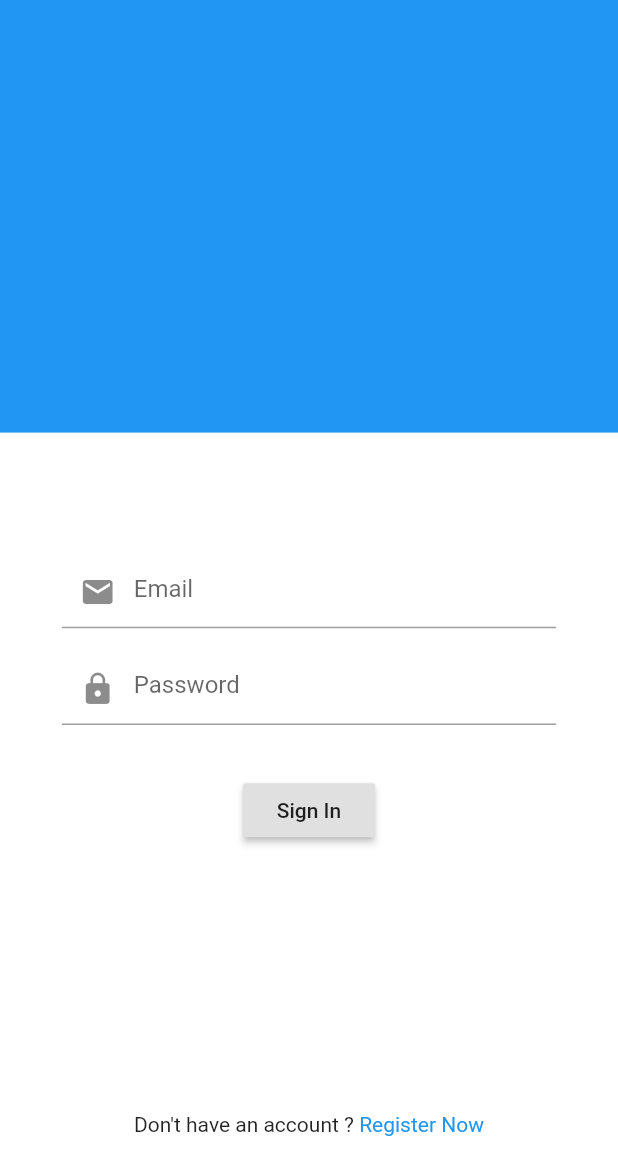
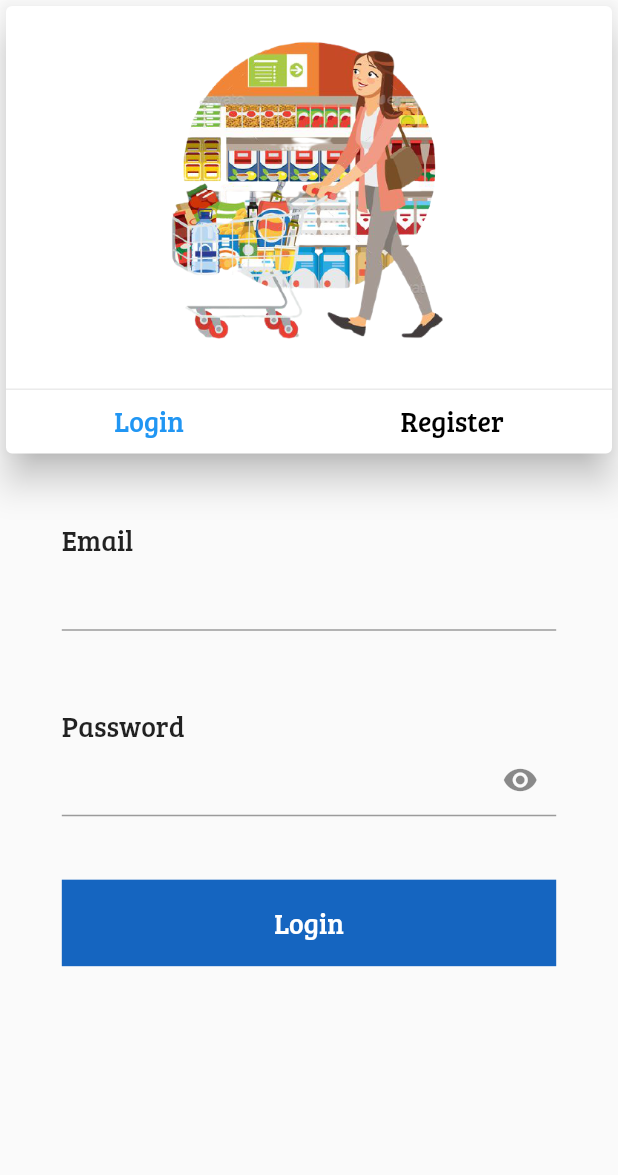
Before and after one commit to swaadheenta/Online_grocery_app, a Flutter app: the screen it shows after launch, on a phone screen of 412 x 824 dp. Shown: the top 1175 px of the screen. Run offline on Flutter 3.47's test engine with Material 2 defaults, Android fonts, the phone set to English and light mode, and no system bars; our stand-ins replace carousel_pro, cloud_firestore, firebase_auth, firebase_core; accounts and stored records are empty.

Commit message:
Login and signup page modified !!

```diff
--- a/lib/Authentication/Login.dart
+++ b/lib/Authentication/Login.dart
@@ -36,7 +36,7 @@ class _LoginScreenState extends State<LoginScreen> {
               height: displayHeight(context) * 0.65,
               width: displayWidth(context) * 1.0,
               color: Colors.white,
-              child: Form(
+              child:Form (
                 key: _formkey,
                 child: Column(
                   children: [
--- /dev/null
+++ b/lib/Authentication/firstscreen.dart
@@ -0,0 +1,204 @@
+import 'package:Online_grocery_app/Authentication/Register.dart';
+import 'package:Online_grocery_app/Authentication/auth.dart';
+import 'package:Online_grocery_app/Authentication/signup.dart';
+import 'package:Online_grocery_app/Helpers/Devicesize.dart';
+import 'package:Online_grocery_app/home.dart';
+import 'package:flutter/material.dart';
+
+class first extends StatefulWidget {
+  first({Key key}) : super(key: key);
+
+  @override
+  _firstState createState() => _firstState();
+}
+
+class _firstState extends State<first> {
+  bool loginisselected = true;
+  final AuthService _auth = AuthService();
+  final _formkey = GlobalKey<FormState>();
+  String email = "";
+  String password = "";
+  String error = " ";
+  bool _obscureText = true;
+  void _toggle() {
+    setState(() {
+      _obscureText = !_obscureText;
+    });
+  }
+
+  @override
+  Widget build(BuildContext context) {
+    return Scaffold(
+        body: ListView(children: [
+      Card(
+          elevation: 10.0,
+          child: Container(
+              height: displayHeight(context) * 0.362,
+              child: Column(
+                children: [
+                  Container(
+                      height: displayHeight(context) * 0.3,
+                      width: displayWidth(context),
+                      // width: displayWidth(context) * 0.6,
+                      child: Image(image: AssetImage("images/i1.png"))),
+                  Divider(
+                    height: displayHeight(context) * 0.02,
+                  ),
+                  Row(
+                    mainAxisAlignment: MainAxisAlignment.spaceAround,
+                    children: [
+                      GestureDetector(
+                          onTap: () {
+                            setState(() {
+                              if (loginisselected == false)
+                                loginisselected = true;
+                            });
+                          },
+                          child: Text(
+                            "Login",
+                            style: TextStyle(
+                                color: loginisselected
+                                    ? Colors.blue
+                                    : Colors.black,
+                                fontFamily: "Breeserif",
+                                fontSize: displayWidth(context) * 0.045),
+                          )),
+                      GestureDetector(
+                          onTap: () {
+                            setState(() {
+                              loginisselected = false;
+                            });
+                            Navigator.push(
+                                context,
+                                MaterialPageRoute(
+                                    builder: (context) => signup()));
+                          },
+                          child: Text(
+                            "Register",
+                            style: TextStyle(
+                                color: !loginisselected
+                                    ? Colors.blue
+                                    : Colors.black,
+                                fontFamily: "Breeserif",
+                                fontSize: displayWidth(context) * 0.045),
+                          )),
+                    ],
+                  )
+                ],
+              ))),
+      loginisselected
+          ? Container(
+              height: displayHeight(context) * 0.638,
+              width: displayWidth(context),
+              child: Form(
+                key: _formkey,
+                child: Column(
+                  children: [
+                    SizedBox(
+                      height: displayHeight(context) * 0.05,
+                      width: displayWidth(context),
+                    ),
+                    Container(
+                      height: displayHeight(context) * 0.1,
+                      width: displayWidth(context) * 0.8,
+                      child: Column(
+                        mainAxisAlignment: MainAxisAlignment.start,
+                        crossAxisAlignment: CrossAxisAlignment.start,
+                        children: [
+                          Text(
+                            "Email",
+                            style: TextStyle(
+                                fontFamily: "Breeserif",
+                                fontSize: displayWidth(context) * 0.045),
+                          ),
+                          TextFormField(
+                            validator: (val) =>
+                                val.isEmpty ? "Enter an email" : null,
+                            decoration: InputDecoration(
+
+                                // prefixIcon: Icon(Icons.email), hintText: "Email",
+                                // labelText: "Email",
+                                // alignLabelWithHint: true
+                                ),
+                            onChanged: (val) {
+                              setState(() {
+                                email = val;
+                              });
+                            },
+                          ),
+                        ],
+                      ),
+                    ),
+                    SizedBox(
+                      height: displayHeight(context) * 0.05,
+                      width: displayWidth(context) * 0.8,
+                    ),
+                    Container(
+                      height: displayHeight(context) * 0.1,
+                      width: displayWidth(context) * 0.8,
+                      //color: Colors.yellow,
+                      child: Column(
+                        crossAxisAlignment: CrossAxisAlignment.start,
+                        children: [
+                          Text(
+                            "Password",
+                            style: TextStyle(
+                                fontFamily: "Breeserif",
+                                fontSize: displayWidth(context) * 0.045),
+                          ),
+                          TextFormField(
+                            validator: (val) => val.length < 6
+                                ? "The Password should be atleast 6 characters long"
+                                : null,
+                            decoration: InputDecoration(
+                                suffixIcon: Icon(Icons.remove_red_eye)),
+                            obscureText: true,
+                            onChanged: (val) {
+                              setState(() {
+                                password = val;
+                              });
+                            },
+                          ),
+                        ],
+                      ),
+                    ),
+                    SizedBox(
+                      height: displayHeight(context) * 0.04,
+                      width: displayWidth(context) * 0.8,
+                    ),
+                   GestureDetector(
+                     onTap: () async {
+                      if (_formkey.currentState.validate()) {
+                        dynamic result = await _auth.signinWithEmailAndPassword(
+                            email, password);
+
+                        if (result == null) {
+                          setState(() {
+                            error =
+                                "Could Not sign in with those credentials !!";
+                          });
+                        } else {
+                          Navigator.pushReplacement(
+                              context,
+                              MaterialPageRoute(
+                                  builder: (context) => Homepage()));
+                        }
+                      }},
+
+                                        child: Container(
+                       width: displayWidth(context)*0.8,
+                       height: displayHeight(context)*0.07,
+                       color: Colors.blue[800],
+                       child: Center(child: Text("Login" ,style: TextStyle(
+                                fontFamily: "Breeserif",
+                                fontSize: displayWidth(context) * 0.045,color: Colors.white),)),
+                     ),
+                   )
+                  ],
+                ),
+              ),
+            )
+          : signup()
+    ]));
+  }
+}
--- a/lib/main.dart
+++ b/lib/main.dart
@@ -1,4 +1,5 @@
 import 'package:Online_grocery_app/Authentication/Login.dart';
+import 'package:Online_grocery_app/Authentication/firstscreen.dart';
 import 'package:flutter/cupertino.dart';
 import 'package:flutter/material.dart';
 import 'package:firebase_core/firebase_core.dart';
@@ -14,6 +15,6 @@ Future<void> main() async {
 class MyApp extends StatelessWidget {
   @override
   Widget build(BuildContext context) {
-    return MaterialApp(home:LoginScreen());
+    return MaterialApp(home:first());
   }
 }
```
Also changed, not shown: lib/Authentication/Register.dart (+8 -6 lines), lib/Authentication/auth.dart (+2 -5 lines), lib/Authentication/signup.dart (added, +289 -0 lines), images/i1.png (added).
